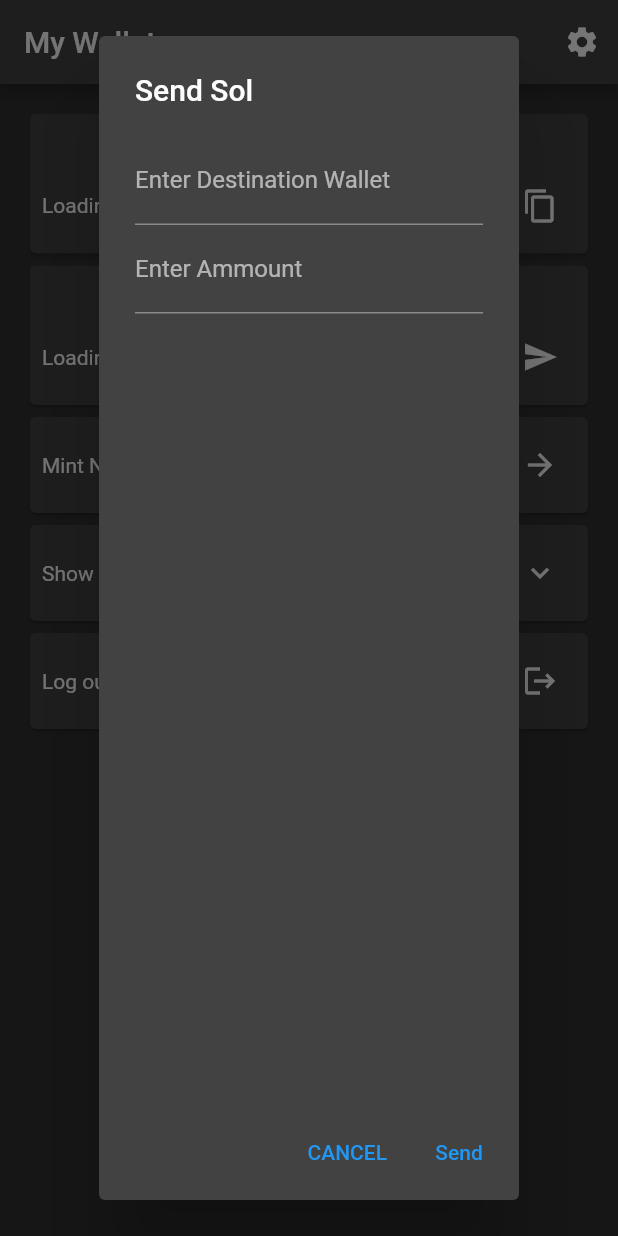
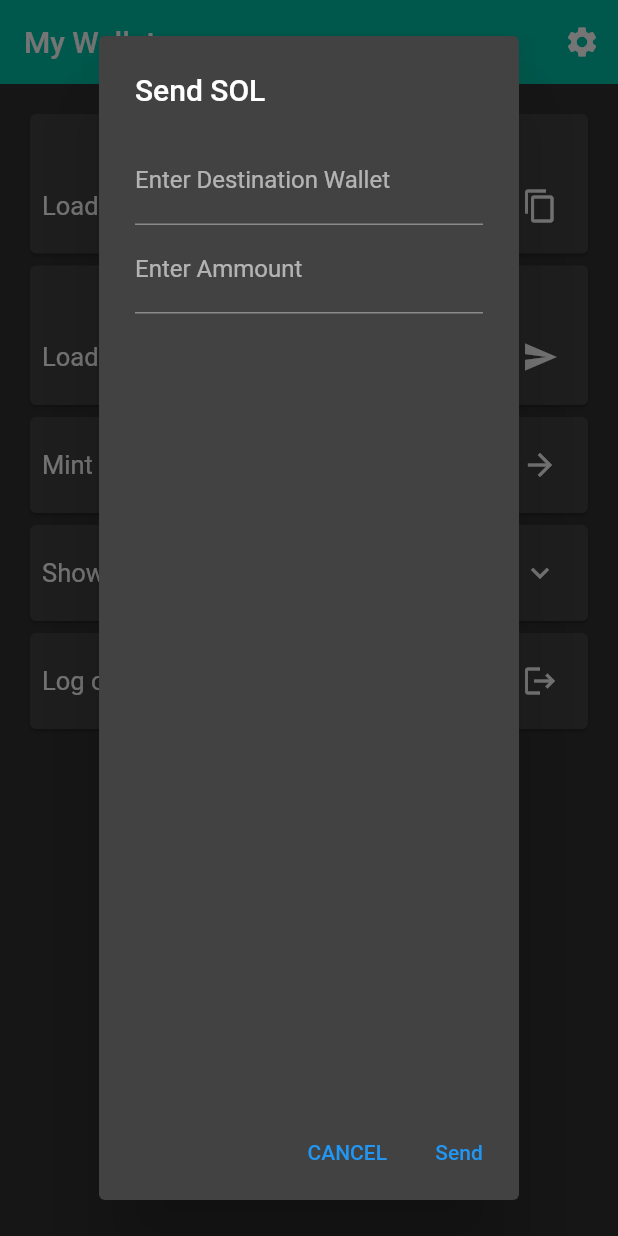
Before and after one commit to sistemaseltigre/send-nft-sol-qn, a Flutter app: the HomeScreen screen opened by its route, after a tap on the "send" icon, on a phone screen of 412 x 824 dp. Run offline on Flutter 3.47's test engine with Material 2 defaults, Android fonts, the light colour scheme and no system bars; our stand-ins replace flutter_dotenv, flutter_secure_storage, go_router, image_picker; missing offline and left inert: bip39, borsh_annotation, solana, solana_common; accounts and stored records are empty.

Commit message:
UI/UX improvements and minor optimizations

```diff
--- a/lib/main.dart
+++ b/lib/main.dart
@@ -1,5 +1,4 @@
 import 'package:flutter/material.dart';
-import 'package:flutter_secure_storage/flutter_secure_storage.dart';
 import 'package:go_router/go_router.dart';
 import 'package:solana/solana.dart';
 import 'package:web3_login/pages/config.dart';
--- a/lib/pages/home.dart
+++ b/lib/pages/home.dart
@@ -35,10 +35,12 @@ class _HomeScreenState extends State<HomeScreen> {
   Widget build(BuildContext context) {
     return Scaffold(
       appBar: AppBar(
+        elevation: 0.0,
+        backgroundColor: Colors.tealAccent.shade700,
         title: const Text('My Wallet'),
         actions: [
           IconButton(
-            icon: Icon(Icons.settings),
+            icon: const Icon(Icons.settings),
             onPressed: () {
               GoRouter.of(context).go("/config");
             },
@@ -46,12 +48,12 @@ class _HomeScreenState extends State<HomeScreen> {
         ],
       ),
       body: Padding(
-        padding: EdgeInsets.all(16),
+        padding: const EdgeInsets.all(16),
         child: ListView(
           children: [
             Card(
               child: Padding(
-                padding: EdgeInsets.all(8),
+                padding: const EdgeInsets.all(8),
                 child: Column(
                   children: [
                     const Text('Wallet Address',
@@ -62,8 +64,12 @@ class _HomeScreenState extends State<HomeScreen> {
                       mainAxisAlignment: MainAxisAlignment.spaceBetween,
                       children: [
                         SizedBox(
-                            width: 200,
-                            child: Text(_publicKey ?? 'Loading...')),
+                          width: 200,
+                          child: Text(
+                            _publicKey ?? 'Loading...',
+                            style: const TextStyle(fontSize: 17),
+                          ),
+                        ),
                         IconButton(
                           icon: const Icon(Icons.copy),
                           onPressed: () {
@@ -81,7 +87,7 @@ class _HomeScreenState extends State<HomeScreen> {
             ),
             Card(
               child: Padding(
-                padding: EdgeInsets.all(8),
+                padding: const EdgeInsets.all(8),
                 child: Column(
                   children: [
                     const Text('Balance',
@@ -91,7 +97,10 @@ class _HomeScreenState extends State<HomeScreen> {
                     Row(
                       mainAxisAlignment: MainAxisAlignment.spaceBetween,
                       children: [
-                        Text(_balance ?? 'Loading...'),
+                        Text(
+                          _balance ?? 'Loading...',
+                          style: const TextStyle(fontSize: 17),
+                        ),
                         IconButton(
                           icon: const Icon(Icons.refresh),
                           onPressed: () {
@@ -112,11 +121,14 @@ class _HomeScreenState extends State<HomeScreen> {
             ),
             Card(
               child: Padding(
-                padding: EdgeInsets.all(8),
+                padding: const EdgeInsets.all(8),
                 child: Row(
                   mainAxisAlignment: MainAxisAlignment.spaceBetween,
                   children: [
-                    const Text('Mint NFT'),
+                    const Text(
+                      'Mint NFT',
+                      style: TextStyle(fontSize: 17),
+                    ),
                     IconButton(
                       icon: const Icon(Icons.arrow_forward),
                       onPressed: () {
@@ -129,11 +141,14 @@ class _HomeScreenState extends State<HomeScreen> {
             ),
             Card(
               child: Padding(
-                padding: EdgeInsets.all(8),
+                padding: const EdgeInsets.all(8),
                 child: Row(
                   mainAxisAlignment: MainAxisAlignment.spaceBetween,
                   children: [
-                    const Text('Show Wallet NFTs'),
+                    const Text(
+                      'Show Wallet NFTs',
+                      style: TextStyle(fontSize: 17),
+                    ),
                     IconButton(
                       icon: Icon(_showNftExpanded
                           ? Icons.expand_less
@@ -150,7 +165,7 @@ class _HomeScreenState extends State<HomeScreen> {
             ),
             if (_showNftExpanded)
               SingleChildScrollView(
-                  child: Container(
+                  child: SizedBox(
                       height: _showNftExpanded ? 200 : 0,
                       child: FutureBuilder<List<NFT>>(
                           future: fetchNfts(_publicKey!),
@@ -171,7 +186,7 @@ class _HomeScreenState extends State<HomeScreen> {
                                   itemBuilder: (context, index) {
                                     if (nfts == null) {
                                       return IconButton(
-                                        icon: Icon(Icons.refresh),
+                                        icon: const Icon(Icons.refresh),
                                         onPressed: () {
                                           fetchNfts(_publicKey!);
                                         },
@@ -191,7 +206,7 @@ class _HomeScreenState extends State<HomeScreen> {
                                       );
                                     } else {
                                       return IconButton(
-                                        icon: Icon(Icons.refresh),
+                                        icon: const Icon(Icons.refresh),
                                         onPressed: () {
                                           setState(() {
                                             fetchNfts(_publicKey!);
@@ -204,11 +219,14 @@ class _HomeScreenState extends State<HomeScreen> {
                           }))),
             Card(
               child: Padding(
-                padding: EdgeInsets.all(8),
+                padding: const EdgeInsets.all(8),
                 child: Row(
                   mainAxisAlignment: MainAxisAlignment.spaceBetween,
                   children: [
-                    const Text('Log out'),
+                    const Text(
+                      'Log out',
+                      style: TextStyle(fontSize: 17),
+                    ),
                     IconButton(
                       icon: const Icon(Icons.logout),
                       onPressed: () {
@@ -279,19 +297,19 @@ class _HomeScreenState extends State<HomeScreen> {
       context: context,
       builder: (BuildContext context) {
         return AlertDialog(
-          title: Text('Send Sol'),
+          title: const Text('Send SOL'),
           content: Column(
             children: [
               TextField(
-                decoration:
-                    InputDecoration(labelText: 'Enter Destination Wallet'),
+                decoration: const InputDecoration(
+                    labelText: 'Enter Destination Wallet'),
                 controller: destinationController,
                 onChanged: (value) {
                   setState(() {});
                 },
               ),
               TextField(
-                decoration: InputDecoration(labelText: 'Enter Ammount'),
+                decoration: const InputDecoration(labelText: 'Enter Ammount'),
                 controller: ammountController,
                 onChanged: (value) {
                   setState(() {});
@@ -301,13 +319,13 @@ class _HomeScreenState extends State<HomeScreen> {
           ),
           actions: <Widget>[
             TextButton(
-              child: Text('CANCEL'),
+              child: const Text('CANCEL'),
               onPressed: () {
                 Navigator.pop(context);
               },
             ),
             TextButton(
-              child: Text('Send'),
+              child: const Text('Send'),
               onPressed: () async {
                 address = destinationController.text;
                 ammount = double.parse(ammountController.text);
--- a/lib/services/mint_nft.dart
+++ b/lib/services/mint_nft.dart
@@ -1,4 +1,3 @@
-import 'package:flutter/material.dart';
 import 'package:flutter_secure_storage/flutter_secure_storage.dart';
 import 'dart:math';
 import 'package:solana/solana.dart' as solana;
--- a/pubspec.yaml
+++ b/pubspec.yaml
@@ -42,4 +42,4 @@ flutter:
   uses-material-design: true
   assets:
   - assets/QuickNodeLogo.png
-  - .env
+  #- .env
```
Also changed, not shown: lib/pages/login.dart (+28 -6 lines), lib/pages/setupAccount.dart (+27 -3 lines), lib/pages/setupPassword.dart (+9 -6 lines), pubspec.lock, 277 other files.
